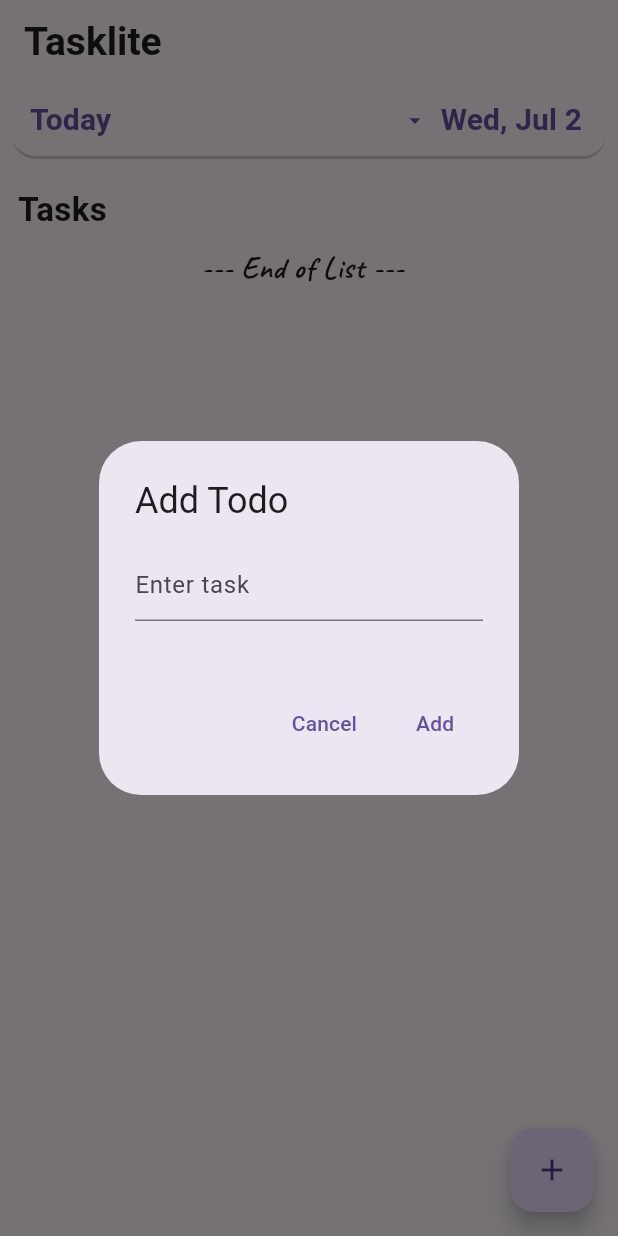
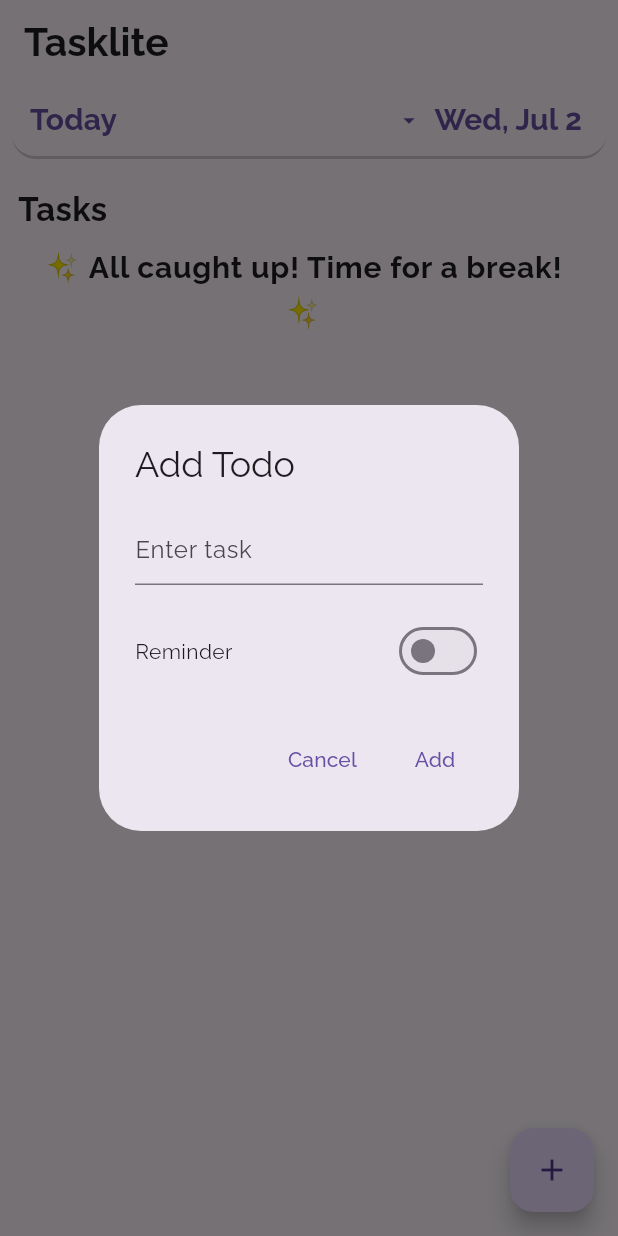
Before and after one commit to Shrest4647/minimal-todo-app, a Flutter app: the screen it shows after launch, after a tap on the "add" icon, on a phone screen of 412 x 824 dp. Run offline on Flutter 3.47's test engine with Material 3 defaults, Android fonts, the light colour scheme and no system bars; our stand-ins replace easy_date_timeline, google_fonts, sqflite; accounts and stored records are empty; Roboto replaces fonts that are missing (Satisfy).

Commit message:
feat: Add AddTodoDialog, CustomAppBar, TodoList, and TodoListItem components; implement reminder functionality and update database schema

```diff
--- /dev/null
+++ b/lib/components/add_todo_dialog.dart
@@ -0,0 +1,138 @@
+import 'package:flutter/material.dart';
+import 'package:intl/intl.dart';
+
+class AddTodoDialog extends StatefulWidget {
+  final Function(String, DateTime?, bool?) onAdd;
+
+  const AddTodoDialog({super.key, required this.onAdd});
+
+  @override
+  State<AddTodoDialog> createState() => _AddTodoDialogState();
+}
+
+class _AddTodoDialogState extends State<AddTodoDialog> {
+  final TextEditingController taskController = TextEditingController();
+  DateTime? deadline;
+  bool? reminder = false;
+
+  @override
+  Widget build(BuildContext context) {
+    return AlertDialog(
+      title: const Text('Add Todo'),
+      content: Column(
+        mainAxisSize: MainAxisSize.min,
+        crossAxisAlignment: CrossAxisAlignment.start,
+        children: [
+          TextField(
+            controller: taskController,
+            minLines: 1,
+            textCapitalization: TextCapitalization.sentences,
+            keyboardType: TextInputType.multiline,
+            decoration: const InputDecoration(
+              hintText: 'Enter task',
+            ),
+          ),
+          const SizedBox(height: 10),
+          Visibility(
+            visible: reminder!,
+            child: Column(
+              crossAxisAlignment: CrossAxisAlignment.start,
+              children: [
+                const Text(
+                  'Deadline',
+                  style: TextStyle(
+                    fontSize: 16,
+                    fontWeight: FontWeight.bold,
+                  ),
+                ),
+                const SizedBox(height: 10),
+                TextButton(
+                  onPressed: () async {
+                    final BuildContext ctx = context;
+                    final selectedDate = await showDatePicker(
+                      context: ctx,
+                      initialDate: deadline ?? DateTime.now(),
+                      firstDate:
+                          DateTime.now().subtract(const Duration(minutes: 1)),
+                      lastDate: DateTime.now().add(const Duration(days: 365)),
+                    );
+                    if (selectedDate != null) {
+                      if (!mounted || !ctx.mounted) return;
+                      final selectedTime = await showTimePicker(
+                        context: ctx,
+                        initialTime: TimeOfDay.fromDateTime(
+                          deadline ?? DateTime.now(),
+                        ),
+                      );
+                      if (selectedTime != null) {
+                        if (!mounted || !ctx.mounted) return;
+                        setState(() {
+                          deadline = DateTime(
+                            selectedDate.year,
+                            selectedDate.month,
+                            selectedDate.day,
+                            selectedTime.hour,
+                            selectedTime.minute,
+                          );
+                        });
+                      }
+                    }
+                  },
+                  child: Text(
+                    deadline == null
+                        ? 'Select Date'
+                        : DateFormat(
+                            '${DateFormat.ABBR_MONTH_DAY}, ${DateFormat.ABBR_WEEKDAY} ${DateFormat.HOUR24}:${DateFormat.MINUTE}',
+                          ).format(deadline!),
+                  ),
+                ),
+              ],
+            ),
+          ),
+          const SizedBox(height: 10),
+          Row(
+            mainAxisAlignment: MainAxisAlignment.spaceBetween,
+            children: [
+              const Text('Reminder'),
+              Switch(
+                value: reminder!,
+                activeColor: Colors.green,
+                onChanged: (bool? value) {
+                  setState(() {
+                    reminder = value;
+                  });
+                },
+              ),
+            ],
+          ),
+        ],
+      ),
+      actions: <Widget>[
+        TextButton(
+          onPressed: () {
+            taskController.clear();
+            Navigator.of(context).pop();
+          },
+          child: const Text('Cancel'),
+        ),
+        TextButton(
+          onPressed: () {
+            if (taskController.text.isEmpty) {
+              return;
+            }
+            widget.onAdd(
+              taskController.text,
+              reminder == true ? deadline : null,
+              reminder,
+            );
+            taskController.clear();
+            deadline = null;
+            if (!mounted) return;
+            Navigator.of(context).pop();
+          },
+          child: const Text('Add'),
+        ),
+      ],
+    );
+  }
+}
--- a/lib/components/dayselector.dart
+++ b/lib/components/dayselector.dart
@@ -56,7 +56,7 @@ class _DaySelectorState extends State<DaySelector> {
         borderRadius: BorderRadius.circular(16),
         boxShadow: [
           BoxShadow(
-            color: Colors.grey.withOpacity(0.5),
+            color: Colors.grey.withValues(alpha: 0.5),
             blurRadius: 2,
             offset: const Offset(0, 2),
           ),
@@ -107,8 +107,8 @@ class _DaySelectorState extends State<DaySelector> {
                             boxShadow: [
                               BoxShadow(
                                 color: isActive
-                                    ? Colors.blue.withOpacity(0.3)
-                                    : Colors.grey.withOpacity(0.1),
+                                    ? Colors.blue.withValues(alpha: 0.3)
+                                    : Colors.grey.withValues(alpha: 0.1),
                                 spreadRadius: 2,
                                 blurRadius: 5,
                                 offset: const Offset(0, 1),
--- a/lib/main.dart
+++ b/lib/main.dart
@@ -2,8 +2,12 @@ import 'package:flutter/material.dart';
 import 'package:intl/intl.dart';
 import 'package:sqflite/sqflite.dart';
 import 'package:path/path.dart';
+
+import 'package:easy_date_timeline/easy_date_timeline.dart';
 import 'package:google_fonts/google_fonts.dart';
-import 'package:easy_date_timeline/easy_date_timeline.dart';
+
+import 'components/add_todo_dialog.dart';
+import 'models/todo.dart';
 
 void main() => runApp(const MyApp());
 
@@ -17,7 +21,7 @@ class MyApp extends StatelessWidget {
       debugShowCheckedModeBanner: false,
       theme: ThemeData(
         primarySwatch: Colors.blue,
-        textTheme: GoogleFonts.satisfyTextTheme(),
+        textTheme: GoogleFonts.ralewayTextTheme(),
       ),
       home: const TodoListScreen(),
     );
@@ -36,9 +40,6 @@ class _TodoListScreenState extends State<TodoListScreen> {
   late DateTime activeDate;
   Database? _database;
   final _easyDateTimelineController = EasyInfiniteDateTimelineController();
-  TextEditingController taskController = TextEditingController();
-  DateTime? deadline = DateTime.now().add(const Duration(hours: 2));
-  bool? reminder = false;
   bool _showTimeline = false;
   @override
   void initState() {
@@ -59,15 +60,15 @@ class _TodoListScreenState extends State<TodoListScreen> {
 
     _database = await openDatabase(
       path,
-      version: 2,
+      version: 3,
       onCreate: (db, version) {
         db.execute(
-          'CREATE TABLE todos (id INTEGER PRIMARY KEY AUTOINCREMENT, task TEXT, completed INTEGER, deadline INTEGER NULL, created INTEGER NULL, updated INTEGER NULL, completed_at INTEGER NULL)',
+          'CREATE TABLE todos (id INTEGER PRIMARY KEY AUTOINCREMENT, task TEXT, completed INTEGER, deadline INTEGER NULL, created INTEGER NULL, updated INTEGER NULL, completed_at INTEGER NULL, reminder INTEGER NULL)',
         );
       },
       onUpgrade: (db, oldVersion, newVersion) {
-        if (oldVersion < 2) {
-          // "Upgrading database from version $oldVersion to $newVersion"
+        if (oldVersion < 3) {
+          db.execute('ALTER TABLE todos ADD COLUMN reminder INTEGER NULL');
         }
       },
     );
@@ -113,6 +114,11 @@ class _TodoListScreenState extends State<TodoListScreen> {
                   ? null
                   : DateTime.fromMillisecondsSinceEpoch(
                       map['updated'].toInt() * 1000),
+              completedAt: map['completed_at'] == null
+                  ? null
+                  : DateTime.fromMillisecondsSinceEpoch(
+                      map['completed_at'].toInt() * 1000),
+              reminder: map['reminder'] == 1,
             )),
       );
     });
@@ -134,6 +140,7 @@ class _TodoListScreenState extends State<TodoListScreen> {
             1000,
         'created': DateTime.now().millisecondsSinceEpoch ~/ 1000,
         'updated': DateTime.now().millisecondsSinceEpoch ~/ 1000,
+        'reminder': reminder ?? false,
       },
     );
     _loadTodos();
@@ -142,7 +149,12 @@ class _TodoListScreenState extends State<TodoListScreen> {
   Future<void> _updateTodo(Todo todo) async {
     await _database!.update(
       'todos',
-      {'completed': todo.completed ? 1 : 0},
+      {
+        'completed': todo.completed ? 1 : 0,
+        'completed_at': todo.completed
+            ? DateTime.now().millisecondsSinceEpoch ~/ 1000
+            : null,
+      },
       where: 'id = ?',
       whereArgs: [todo.id],
     );
@@ -195,7 +207,7 @@ class _TodoListScreenState extends State<TodoListScreen> {
               decoration: BoxDecoration(
                 border: Border(
                   bottom: BorderSide(
-                    color: Colors.grey.withOpacity(0.5),
+                    color: Colors.grey.withValues(alpha: 0.5),
                     width: 2,
                   ),
                 ),
@@ -284,9 +296,9 @@ class _TodoListScreenState extends State<TodoListScreen> {
                     title: SizedBox(
                       height: 100,
                       child: Text(
-                        "--- End of List ---",
+                        "✨ All caught up! Time for a break! ✨",
                         textAlign: TextAlign.center,
-                        style: GoogleFonts.caveat().copyWith(
+                        style: GoogleFonts.raleway(
                           fontSize: 20,
                           fontWeight: FontWeight.bold,
                         ),
@@ -309,7 +321,7 @@ class _TodoListScreenState extends State<TodoListScreen> {
                   ),
                   title: Text(
                     todo.task,
-                    style: GoogleFonts.caveat().copyWith(
+                    style: GoogleFonts.raleway(
                       fontSize: 20,
                       fontWeight: FontWeight.bold,
                       decoration: todo.completed
@@ -331,22 +343,29 @@ class _TodoListScreenState extends State<TodoListScreen> {
                         DateFormat(
                                 '${DateFormat.ABBR_MONTH_DAY} ${DateFormat.HOUR24_MINUTE}')
                             .format(todo.deadline!),
-                        style: GoogleFonts.caveat().copyWith(
+                        style: GoogleFonts.raleway(
                           fontSize: 14,
                           fontWeight: FontWeight.normal,
                         ),
                       ),
                       const SizedBox(width: 4),
-                      // const Padding(
-                      //   padding: EdgeInsets.only(
-                      //     left: 8.0,
-                      //   ),
-                      //   child: Icon(
-                      //     Icons.notification_important,
-                      //     color: Colors.pinkAccent,
-                      //     size: 16,
-                      //   ),
-                      // ),
+                      Visibility(
+                        visible: todo.reminder ?? false,
+                        child: const Padding(
+                          padding: EdgeInsets.only(
+                            left: 8.0,
+                          ),
+                          child: Row(
+                            children: [
+                              Icon(
+                                Icons.notification_important,
+                                color: Colors.pinkAccent,
+                                size: 16,
+                              ),
+                            ],
+                          ),
+                        ),
+                      ),
                     ],
                   ),
                   trailing: IconButton(
@@ -377,135 +396,16 @@ class _TodoListScreenState extends State<TodoListScreen> {
     showDialog(
       context: context,
       builder: (context) {
-        return Center(
-          child: SingleChildScrollView(
-            child: StatefulBuilder(
-              builder: (context, setState) {
-                return AlertDialog(
-                  title: const Text(
-                    'Add Todo',
-                  ),
-                  content: Column(
-                    mainAxisSize: MainAxisSize.min,
-                    crossAxisAlignment: CrossAxisAlignment.start,
-                    mainAxisAlignment: MainAxisAlignment.start,
-                    children: [
-                      TextField(
-                        controller: taskController,
-                        minLines: 1,
-                        textCapitalization: TextCapitalization.sentences,
-                        keyboardType: TextInputType.multiline,
-                        decoration: const InputDecoration(
-                          hintText: 'Enter task',
-                        ),
-                      ),
-                      const SizedBox(height: 10),
-                      reminder == true
-                          ? Column(
-                              children: [
-                                TextButton(
-                                  onPressed: () async {
-                                    final selectedDate = await showDatePicker(
-                                      context: context,
-                                      initialDate: deadline ?? DateTime.now(),
-                                      firstDate: DateTime.now()
-                                          .subtract(const Duration(minutes: 1)),
-                                      lastDate: DateTime.now()
-                                          .add(const Duration(days: 365)),
-                                    );
-                                    if (selectedDate != null) {
-                                      setState(() {
-                                        deadline = selectedDate;
-                                      });
-                                    }
-                                  },
-                                  child: Text(deadline == null
-                                      ? 'Select Date'
-                                      : DateFormat(
-                                          '${DateFormat.ABBR_MONTH_DAY}, ${DateFormat.ABBR_WEEKDAY} ${DateFormat.HOUR24}:${DateFormat.MINUTE}',
-                                        ).format(deadline!)),
-                                ),
-                              ],
-                            )
-                          : const SizedBox(),
-                      const SizedBox(height: 10),
-                      Visibility(
-                        visible: false,
-                        child: Row(
-                          mainAxisAlignment: MainAxisAlignment.start,
-                          children: [
-                            Checkbox(
-                              value: reminder,
-                              activeColor: Colors.green,
-                              onChanged: (bool? value) {
-                                setState(() {
-                                  reminder = value;
-                                });
-                              },
-                            ),
-                            const Text(
-                              'Reminder',
-                            ),
-                          ],
-                        ),
-                      )
-                    ],
-                  ),
-                  actions: <Widget>[
-                    TextButton(
-                      onPressed: () {
-                        taskController.clear();
-                        Navigator.of(context).pop();
-                      },
-                      child: const Text('Cancel'),
-                    ),
-                    TextButton(
-                      onPressed: () {
-                        if (taskController.text.isEmpty) {
-                          return;
-                        }
-                        _addTodo(
-                          task: taskController.text,
-                          deadline: reminder == true ? deadline : null,
-                          reminder: reminder,
-                        );
-                        taskController.clear();
-                        deadline = null;
-                        Navigator.of(context).pop();
-                      },
-                      child: const Text('Add'),
-                    ),
-                  ],
-                );
-              },
-            ),
-          ),
+        return AddTodoDialog(
+          onAdd: (task, deadline, reminder) {
+            _addTodo(
+              task: task,
+              deadline: deadline,
+              reminder: reminder,
+            );
+          },
         );
       },
     );
   }
 }
-
-class Todo {
-  final int id;
-  final String task;
-  bool completed;
-  DateTime? deadline;
-  DateTime? created;
-  DateTime? updated;
-  DateTime? completedAt;
-
-  Todo({
-    required this.id,
-    required this.task,
-    required this.completed,
-    this.deadline,
-    this.created,
-    this.updated,
-    this.completedAt,
-  }) {
-    created = created ?? DateTime.now();
-    deadline = deadline ?? created?.add(const Duration(days: 1));
-    updated = updated ?? created;
-  }
-}
--- /dev/null
+++ b/lib/models/todo.dart
@@ -0,0 +1,25 @@
+class Todo {
+  final int id;
+  final String task;
+  bool completed;
+  DateTime? deadline;
+  DateTime? created;
+  DateTime? updated;
+  DateTime? completedAt;
+  bool? reminder;
+
+  Todo({
+    required this.id,
+    required this.task,
+    required this.completed,
+    this.deadline,
+    this.created,
+    this.updated,
+    this.completedAt,
+    this.reminder,
+  }) {
+    created = created ?? DateTime.now();
+    deadline = deadline ?? created?.add(const Duration(days: 1));
+    updated = updated ?? created;
+  }
+}
```
Also changed, not shown: lib/components/custom_app_bar.dart (added, +73 -0 lines), lib/components/todo_list.dart (added, +54 -0 lines), lib/components/todo_list_item.dart (added, +71 -0 lines), pubspec.yaml (+4 -5 lines), assets/images/check-icon.png (added), assets/images/check-icon.svg (added).
